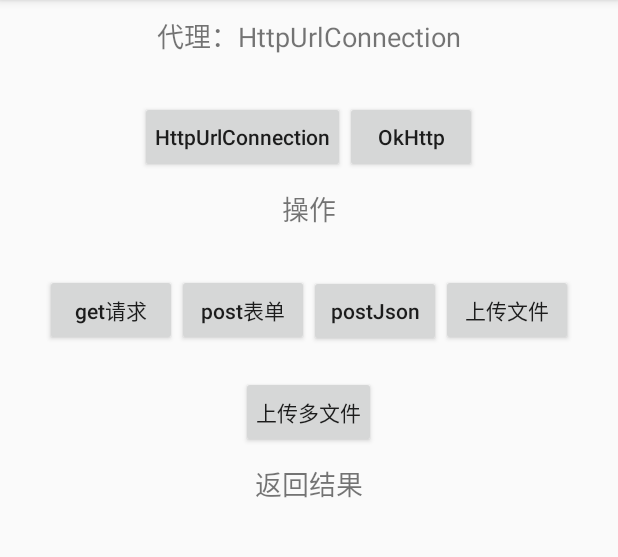
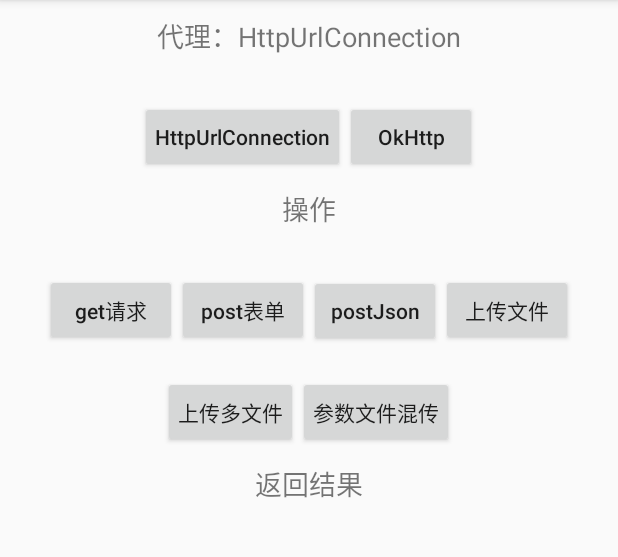
Before and after one commit to SnowJun/Simple, an Android app: the screen it shows after launch (MainActivity), after a tap on "HttpUrlConnection", on a phone screen of 412 x 824 dp, the part 84-641 px from its top. Run offline under Robolectric (Android 15) with nearby library versions, the phone set to English and light mode, and no system bars; libraries missing offline, so code that uses them is left out: com.lzy.imagepicker; pictures from the network do not load.

Commit message:
参数文件混传 公共头参数及局部头参数

```diff
--- a/Net/src/main/java/org/simple/net/proxy/HttpUrlConnectionProxy.java
+++ b/Net/src/main/java/org/simple/net/proxy/HttpUrlConnectionProxy.java
@@ -396,8 +396,8 @@ public class HttpUrlConnectionProxy implements NetProxy {
                     String string = "Content-Disposition: form-data; " + "name=\""
                             + key +"\""+ NEW_LINE;
                     dataOutputStream.write(string.getBytes());
-                    //两个换行 不然会把body算到header里面  出现大小限制异常
-                    dataOutputStream.write((NEW_LINE + NEW_LINE).getBytes());
+                    //参数是一个换行 不然会把body算到header里面  出现大小限制异常
+                    dataOutputStream.write((NEW_LINE ).getBytes());
                     dataOutputStream.write(paras.get(key).getBytes());
                     dataOutputStream.write((NEW_LINE).getBytes());
                 }
@@ -416,7 +416,7 @@ public class HttpUrlConnectionProxy implements NetProxy {
                         + "\"" + NEW_LINE;
                 dataOutputStream.write(string.getBytes());
                 dataOutputStream.write(("Content-Type: */*" + NEW_LINE).getBytes());
-                dataOutputStream.write(("Content-Length: " + file.length()).getBytes());
+                dataOutputStream.write(("Content-Length: " + file.length()+NEW_LINE).getBytes());
                 //两个换行 不然会把body算到header里面  出现大小限制异常
                 dataOutputStream.write((NEW_LINE + NEW_LINE).getBytes());
 
--- a/app/src/main/java/org/simple/MainActivity.java
+++ b/app/src/main/java/org/simple/MainActivity.java
@@ -51,10 +51,12 @@ public class MainActivity extends AppCompatActivity implements View.OnClickListe
     private Button btnPostJson;
     private Button btnPostFile;
     private Button btnPostMoreFile;
+    private Button btnPostParasFile;
 
     private Button btnHttpUrlConnection;
     private Button btnOkHttp;
 
+    private boolean isParasAndFile;
     private static final String URL = "http://172.16.30.57:8080/simple/";
 
     @Override
@@ -74,6 +76,7 @@ public class MainActivity extends AppCompatActivity implements View.OnClickListe
         btnPostJson = findViewById(R.id.btn_post_json);
         btnPostFile = findViewById(R.id.btn_post_file);
         btnPostMoreFile = findViewById(R.id.btn_post_more_file);
+        btnPostParasFile = findViewById(R.id.btn_post_paras_file);
         btnHttpUrlConnection = findViewById(R.id.btn_httpurlconnection);
         btnOkHttp = findViewById(R.id.btn_okhttp);
         btnGet.setOnClickListener(this);
@@ -81,6 +84,7 @@ public class MainActivity extends AppCompatActivity implements View.OnClickListe
         btnPostJson.setOnClickListener(this);
         btnPostFile.setOnClickListener(this);
         btnPostMoreFile.setOnClickListener(this);
+        btnPostParasFile.setOnClickListener(this);
         btnHttpUrlConnection.setOnClickListener(this);
         btnOkHttp.setOnClickListener(this);
     }
@@ -92,6 +96,7 @@ public class MainActivity extends AppCompatActivity implements View.OnClickListe
 
     @Override
     public void onClick(View v) {
+        isParasAndFile = false;
         switch (v.getId()) {
             case R.id.btn_get:
                 doGet();
@@ -103,18 +108,22 @@ public class MainActivity extends AppCompatActivity implements View.OnClickListe
                 doPostJson();
                 break;
             case R.id.btn_okhttp:
-                SimpleNet.getInstance().init(new SimpleNetBuilder().setNetAgency(NetAgencyEnum.AGENCY_OKHTTP));
+                SimpleNet.getInstance().init(new SimpleNetBuilder().setNetAgency(NetAgencyEnum.AGENCY_OKHTTP).addHeader("deviceId","ccccccccccc-ddddddddddd"));
                 tvAgency.setText("代理：OkHttp");
                 break;
             case R.id.btn_httpurlconnection:
                 tvAgency.setText("代理：HttpUrlConnection");
-                SimpleNet.getInstance().init(new SimpleNetBuilder().setNetAgency(NetAgencyEnum.AGENCY_HTTPURLCONNECTION));
+                SimpleNet.getInstance().init(new SimpleNetBuilder().setNetAgency(NetAgencyEnum.AGENCY_HTTPURLCONNECTION).addHeader("deviceId","aaaaaaaaaaaaa-ddddddddddd"));
                 break;
             case R.id.btn_post_file:
                 selectFile(1);
                 break;
             case R.id.btn_post_more_file:
                 selectFile(3);
+                break;
+            case R.id.btn_post_paras_file:
+                isParasAndFile = true;
+                selectFile(1);
                 break;
             default:
                 break;
@@ -135,7 +144,11 @@ public class MainActivity extends AppCompatActivity implements View.OnClickListe
                 if (null != images && images.size() == 1) {
                     ImageItem imageItem = images.get(0);
                     File file = new File(imageItem.path);
-                    uploadFile(file);
+                    if (isParasAndFile) {
+                        uploadFileAndParas(file);
+                    } else {
+                        uploadFile(file);
+                    }
                 } else if (null != images && images.size() > 1) {
                     List<File> files = new ArrayList<>(images.size());
                     for (ImageItem item : images) {
@@ -221,8 +234,31 @@ public class MainActivity extends AppCompatActivity implements View.OnClickListe
     }
 
 
+    private void uploadFileAndParas(File file) {
+        SimpleNet.postMulti(URL + "/uploadAndLogin")
+                .addParas("userName","snowjun")
+                .addParas("password","123456").addFile("file",file).excute(new StringCallBack() {
+            @Override
+            public void onSuccess(String result) {
+                tvContent.setText(result);
+            }
+
+            @Override
+            public void onFail(String reason) {
+                SimpleLog.e("onFail：reason->" + reason);
+            }
+
+            @Override
+            public void onException(Exception e) {
+                SimpleLog.e("onException：e->" + e.getMessage());
+            }
+        });
+        tvContent.setText("文件上传中..");
+    }
+
     /**
      * 上传多文件
+     *
      * @param files
      */
     private void uploadFiles(List<File> files) {
@@ -281,7 +317,7 @@ public class MainActivity extends AppCompatActivity implements View.OnClickListe
         Map<String, String> paras = new HashMap<>();
         paras.put("userName", "snowjun");
         paras.put("password", "123456");
-        SimpleNet.postForm(URL + "/login").paras(paras).excute(new StringCallBack() {
+        SimpleNet.postForm(URL + "/login").addHeader("session","aaaaa-bbbbb").paras(paras).excute(new StringCallBack() {
             @Override
             public void onSuccess(String result) {
                 tvContent.setText(result);
--- a/app/src/main/res/layout/activity_main.xml
+++ b/app/src/main/res/layout/activity_main.xml
@@ -132,6 +132,14 @@
             android:text="上传多文件"
             android:textAllCaps="false" />
 
+        <Button
+            android:id="@+id/btn_post_paras_file"
+            android:layout_width="wrap_content"
+            android:layout_height="wrap_content"
+            android:padding="10dp"
+            android:text="参数文件混传"
+            android:textAllCaps="false" />
+
         <View
             android:layout_width="0dp"
             android:layout_height="1dp"
```
